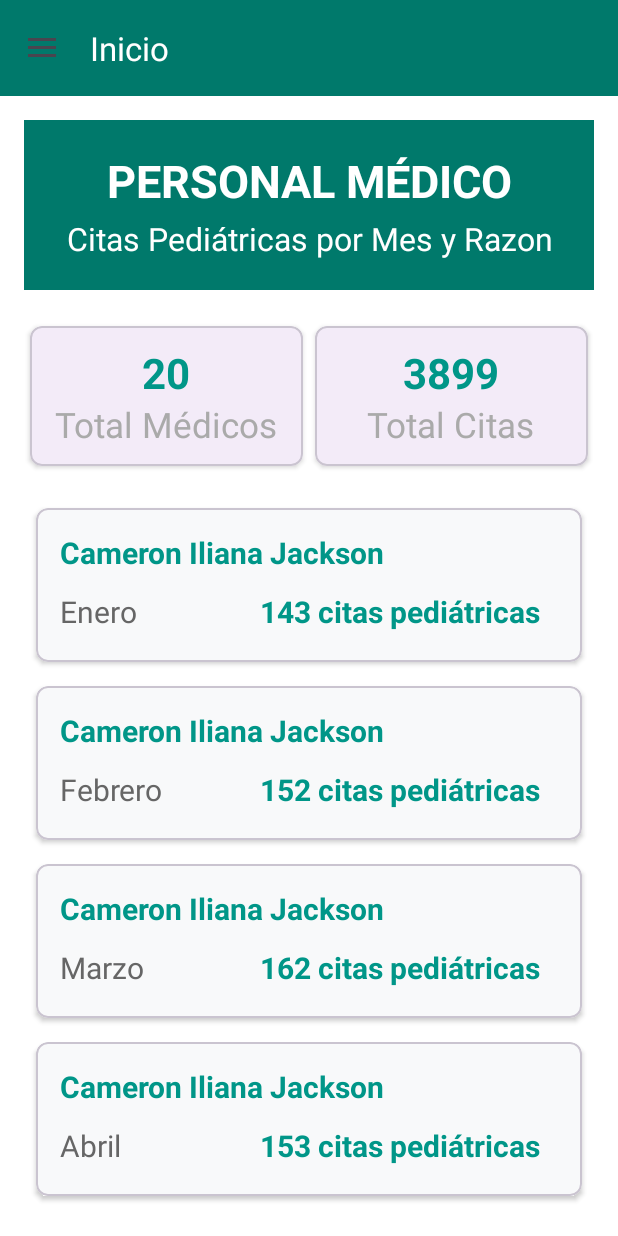
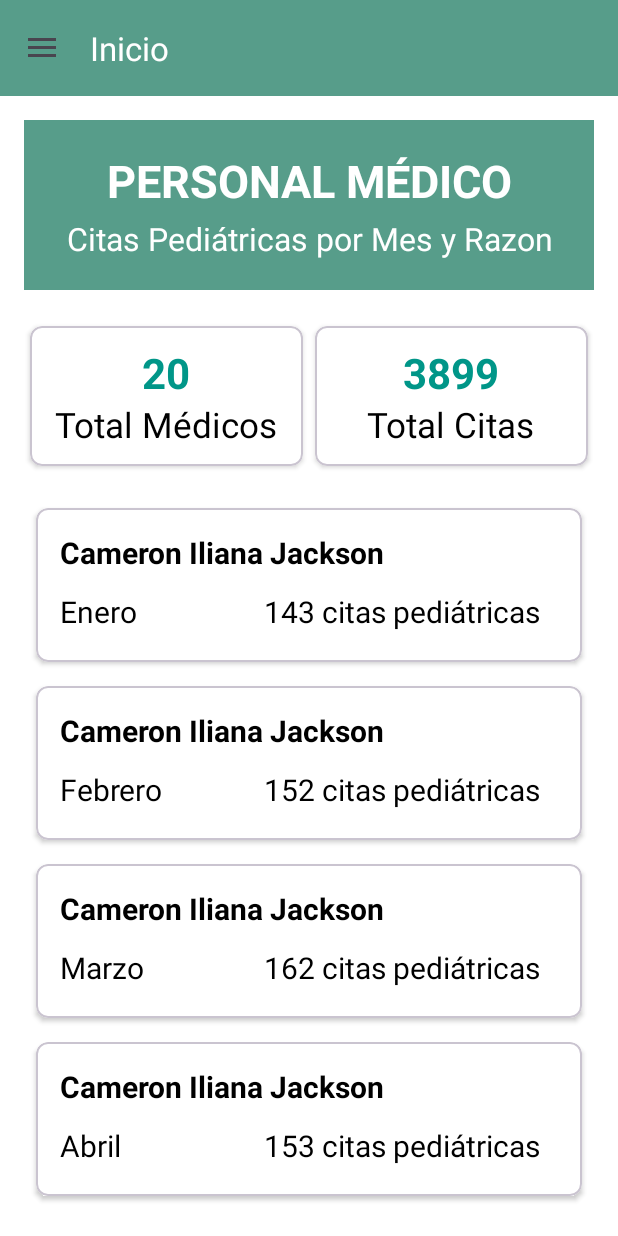
Before and after one commit to doomii18/PlataformaMovil_SaludVirtual, an Android app: the fragment PersonalMedicoFragment placed in its activity, on a phone screen of 412 x 824 dp. Run offline under Robolectric (Android 15) with nearby library versions, the phone set to English and light mode, and no system bars.

Commit message:
Últimos cambios

```diff
--- a/app/src/main/java/com/example/plataformasalud_virtual/RazonCitaFragment.kt
+++ b/app/src/main/java/com/example/plataformasalud_virtual/RazonCitaFragment.kt
@@ -21,6 +21,8 @@ class RazonCitaFragment : Fragment(R.layout.fragment_razon_cita) {
             RazonCita("Fiebre", "Enero", 35),
             RazonCita("Vacunación", "Enero", 72),
             RazonCita("Infección respiratoria", "Febrero", 50),
+
+
 
         )
 
--- a/app/src/main/res/drawable/header_background.xml
+++ b/app/src/main/res/drawable/header_background.xml
@@ -2,7 +2,7 @@
 <shape xmlns:android="http://schemas.android.com/apk/res/android"
     android:shape="rectangle">
     <gradient
-        android:startColor="#00695C"
+        android:startColor="#579D8A"
         android:centerColor="#009688"
         android:endColor="#4DB6AC"
         android:angle="135" />
--- a/app/src/main/res/layout/fragment_personal_medico.xml
+++ b/app/src/main/res/layout/fragment_personal_medico.xml
@@ -43,13 +43,15 @@
         android:layout_width="match_parent"
         android:layout_height="wrap_content"
         android:orientation="horizontal"
-        android:layout_marginBottom="16dp">
+        android:layout_marginBottom="16dp"
+        >
 
         <com.google.android.material.card.MaterialCardView
             android:layout_width="0dp"
             android:layout_height="wrap_content"
             android:layout_weight="1"
             android:layout_margin="4dp"
+            app:cardBackgroundColor="#FFFFFF"
             app:cardCornerRadius="8dp"
             app:cardElevation="2dp">
 
@@ -74,7 +76,7 @@
                     android:layout_height="wrap_content"
                     android:text="Total Médicos"
                     android:textSize="23sp"
-                    android:textColor="@android:color/darker_gray" />
+                    android:textColor="@android:color/black" />
 
             </LinearLayout>
 
@@ -85,6 +87,7 @@
             android:layout_height="wrap_content"
             android:layout_weight="1"
             android:layout_margin="4dp"
+            app:cardBackgroundColor="#FFFFFF"
             app:cardCornerRadius="8dp"
             app:cardElevation="2dp">
 
@@ -109,7 +112,7 @@
                     android:layout_height="wrap_content"
                     android:text="Total Citas"
                     android:textSize="23sp"
-                    android:textColor="@android:color/darker_gray" />
+                    android:textColor="@android:color/black" />
 
             </LinearLayout>
 
@@ -121,6 +124,7 @@
     <androidx.recyclerview.widget.RecyclerView
         android:id="@+id/rvMedicosCitas"
         android:layout_width="match_parent"
+        app:cardBackgroundColor="#FFFFFF"
         android:layout_height="0dp"
         android:layout_weight="1" />
 
--- a/app/src/main/res/layout/item_medico_citas.xml
+++ b/app/src/main/res/layout/item_medico_citas.xml
@@ -7,8 +7,8 @@
     android:layout_height="wrap_content"
     android:layout_margin="8dp"
     app:cardCornerRadius="8dp"
-    app:cardElevation="2dp"
-    app:cardBackgroundColor="#F8F9FA">
+    app:cardBackgroundColor="#FFFFFF"
+    app:cardElevation="2dp">
 
     <LinearLayout
         android:layout_width="match_parent"
@@ -24,7 +24,7 @@
             android:text="Nombre Médico"
             android:textSize="20sp"
             android:textStyle="bold"
-            android:textColor="#009688"
+            android:textColor="#000000"
             android:layout_marginBottom="8dp" />
 
         <!-- Mes y Citas -->
@@ -41,7 +41,7 @@
                 android:layout_weight="1"
                 android:text="Mes"
                 android:textSize="20sp"
-                android:textColor="#666666" />
+                android:textColor="#000000" />
 
             <TextView
                 android:id="@+id/tvCitas"
@@ -49,8 +49,7 @@
                 android:layout_height="wrap_content"
                 android:text="0 citas"
                 android:textSize="20sp"
-                android:textStyle="bold"
-                android:textColor="#009688"
+                android:textColor="#000000"
                 android:paddingHorizontal="12dp"
                 android:paddingVertical="4dp" />
 
--- a/app/src/main/res/layout/item_tablero.xml
+++ b/app/src/main/res/layout/item_tablero.xml
@@ -49,7 +49,7 @@
             android:gravity="center"
             android:maxLines="2"
             android:text="Descripción del módulo"
-            android:textColor="#B4ABAB"
+            android:textColor="#000000"
             android:textSize="16sp" />
 
         <!-- Botón de acceso -->
--- a/app/src/main/res/values/colors.xml
+++ b/app/src/main/res/values/colors.xml
@@ -4,7 +4,7 @@
     <color name="white">#FFFFFF</color>
     <color name="colorPrimary">#6200EE</color>
     <color name="colorAccent">#03DAC5</color>
-    <color name="teal_700">#00796B</color>
+    <color name="teal_700">#579D8A</color>
     <color name="teal_200">#80CBC4</color>
     <color name="background_light">#F5F5F5</color>
     <color name="dark_grey">#181818</color>
```
Also changed, not shown: app/src/main/res/layout/fragment_razon_cita.xml (+6 -4 lines), app/src/main/res/layout/item_pacientes.xml (+5 -4 lines), app/src/main/res/layout/item_razon_cita.xml (+4 -3 lines).
